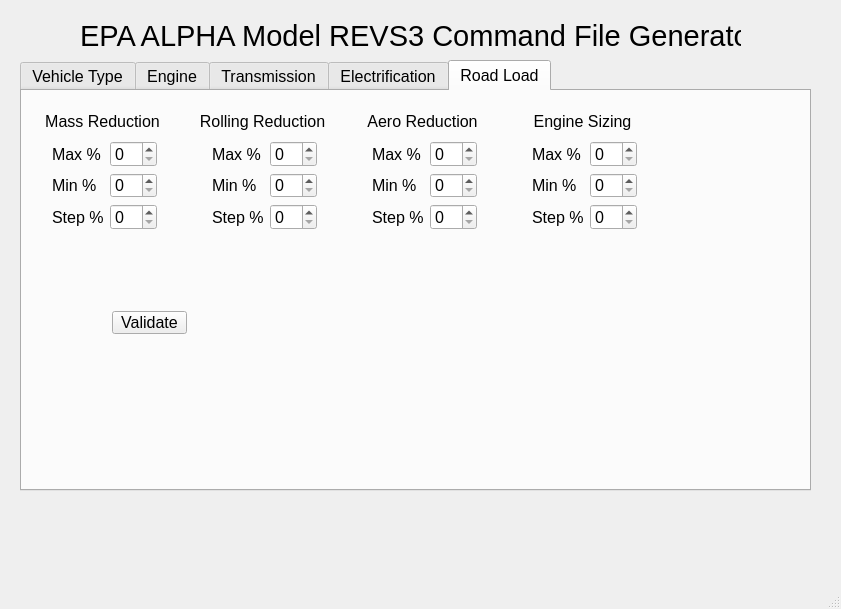
Old version of the form ALPHA_Documentation/ALPHA GUI V3.ui in the repository USEPA/EPA_ALPHA_Model.
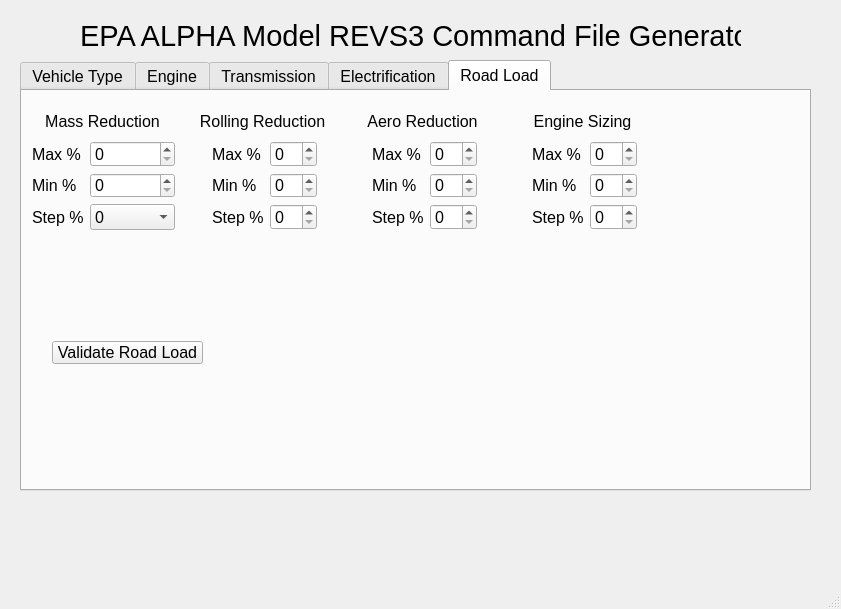
New version of the form.

What changed in the file:
```diff
--- a/ALPHA_Documentation/ALPHA GUI V3.ui
+++ b/ALPHA_Documentation/ALPHA GUI V3.ui
@@ -336,9 +336,9 @@
      <widget class="QWidget" name="formLayoutWidget_2">
       <property name="geometry">
        <rect>
-        <x>30</x>
+        <x>10</x>
         <y>50</y>
-        <width>105</width>
+        <width>143</width>
         <height>89</height>
        </rect>
       </property>
@@ -379,10 +379,12 @@
         </widget>
        </item>
        <item row="2" column="1">
-        <widget class="QSpinBox" name="mass_reduction_step_select">
-         <property name="showGroupSeparator" stdset="0">
-          <bool>false</bool>
-         </property>
+        <widget class="QComboBox" name="mass_reduction_step_select">
+         <item>
+          <property name="text">
+           <string>0</string>
+          </property>
+         </item>
         </widget>
        </item>
       </layout>
@@ -600,14 +602,14 @@
      <widget class="QPushButton" name="validate_button">
       <property name="geometry">
        <rect>
-        <x>90</x>
-        <y>220</y>
-        <width>75</width>
+        <x>30</x>
+        <y>250</y>
+        <width>151</width>
         <height>23</height>
        </rect>
       </property>
       <property name="text">
-       <string>Validate</string>
+       <string>Validate Road Load</string>
       </property>
      </widget>
     </widget>
```
Left out of the diff: 22 changed lines with no effect on the pictures.
